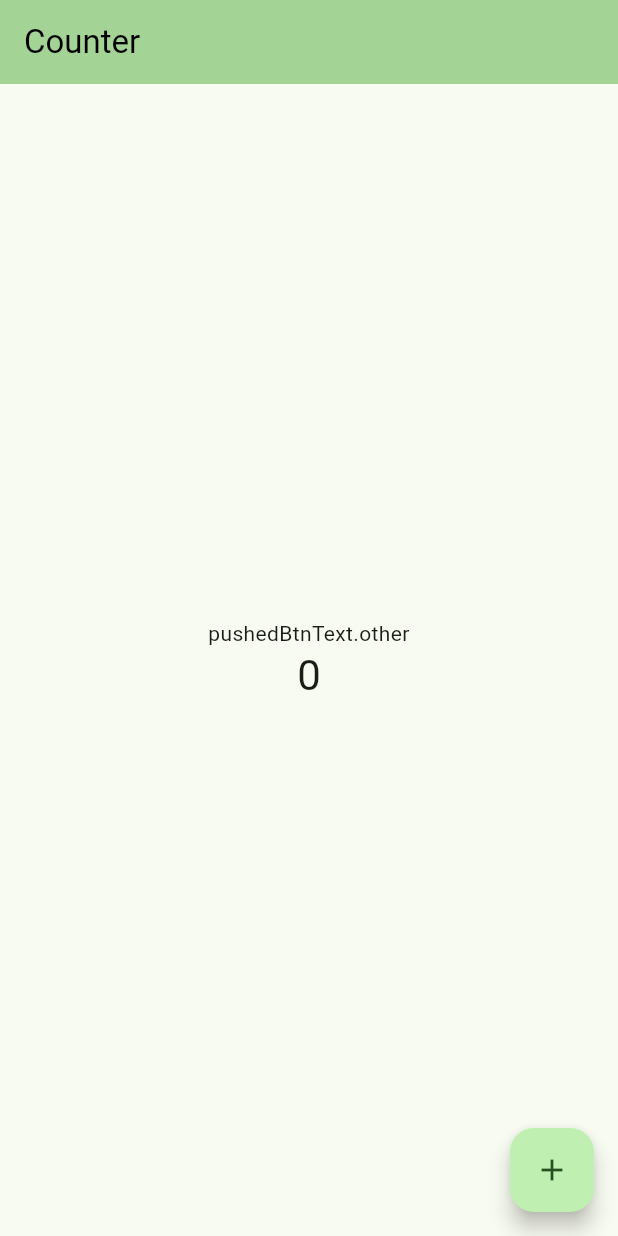
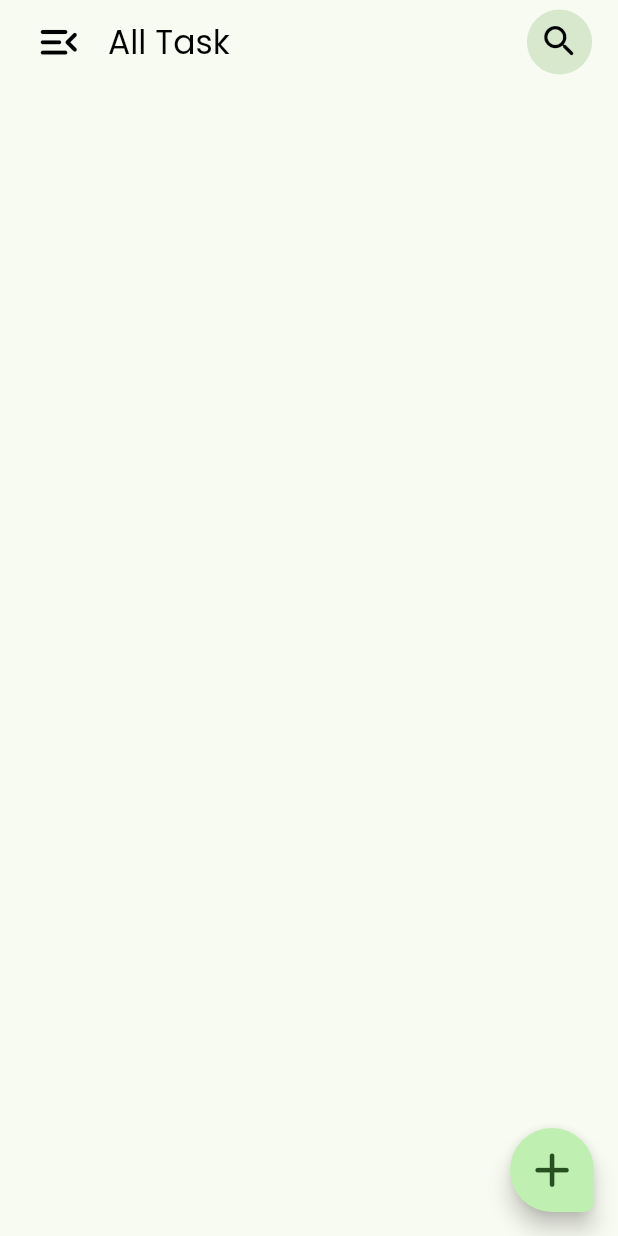
Before and after one commit to AnonX9/dark_todo_app, a Flutter app: the CounterApp screen opened by its route, on a phone screen of 412 x 824 dp. Run offline on Flutter 3.47's test engine with Material 3 defaults, Android fonts, the phone set to English and light mode, and no system bars; our stand-ins replace connectivity_plus, dio, easy_localization, flex_color_scheme, flutter_animate, flutter_riverpod and 8 more; missing offline and left inert: talker_dio_logger; generated files the repository leaves out were written again; Roboto replaces fonts that are missing (Ubuntu); statements that could not run were skipped.

Commit message:
feat: add app bar and fab on home

```diff
--- a/lib/core/app_entry.dart
+++ b/lib/core/app_entry.dart
@@ -21,10 +21,11 @@ class AppEntry extends ConsumerWidget {
     return Sizer(
       builder: (context, orientation, deviceType) => MaterialApp.router(
         routerConfig: router,
-        title: 'Flutter Demo',
+        title: 'Modern Todo App',
         theme: lightTheme,
         darkTheme: darkTheme,
         scaffoldMessengerKey: networkSnackbarKey,
+        debugShowCheckedModeBanner: false,
         localizationsDelegates: context.localizationDelegates,
         supportedLocales: context.supportedLocales,
         locale: context.locale,
--- a/lib/src/home/presentation/home_page.dart
+++ b/lib/src/home/presentation/home_page.dart
@@ -1,40 +1,52 @@
-import 'package:easy_localization/easy_localization.dart';
 import 'package:flutter/material.dart';
 import 'package:flutter_riverpod/flutter_riverpod.dart';
-import 'package:flutter_riverpod_starter/src/home/presentation/providers/counter_provider.dart';
+import 'package:flutter_riverpod_starter/utils/sizer/sizer.dart';
 
 class CounterApp extends ConsumerWidget {
   const CounterApp({super.key});
 
   @override
   Widget build(BuildContext context, WidgetRef ref) {
-    final counterNotifier = ref.watch(counterProvider);
-    final counter = counterNotifier.counter;
-
     return Scaffold(
       appBar: AppBar(
-        backgroundColor: Theme.of(context).colorScheme.inversePrimary,
-        title: Text('counterAppTitle'.tr()),
+        backgroundColor: Colors.transparent,
+        title: Text(
+          "All Task",
+        ),
+        leading: Padding(
+          padding: const EdgeInsets.only(left: 15),
+          child: IconButton(
+            onPressed: () {},
+            icon: Icon(
+              Icons.menu_open_rounded,
+              size: 24.sp,
+            ),
+          ),
+        ),
+        actions: [
+          Padding(
+            padding: const EdgeInsets.only(right: 15),
+            child: IconButton.filledTonal(
+              onPressed: () {},
+              icon: Icon(Icons.search_rounded),
+              iconSize: 20.sp,
+            ),
+          ),
+        ],
       ),
-      body: Center(
-        child: Column(
-          mainAxisAlignment: MainAxisAlignment.center,
-          children: <Widget>[
-            Text(plural('pushedBtnText', 0), textAlign: TextAlign.center),
-            Text(
-              '${counter}',
-              style: Theme.of(context).textTheme.headlineMedium,
-            ),
-          ],
+      body: Container(),
+      floatingActionButton: FloatingActionButton(
+        onPressed: () {},
+        child: Icon(Icons.add_rounded, size: 28.sp),
+        shape: RoundedRectangleBorder(
+          borderRadius: BorderRadius.only(
+            topLeft: Radius.circular(100),
+            topRight: Radius.circular(100),
+            bottomLeft: Radius.circular(100),
+            bottomRight: Radius.circular(25),
+          ),
         ),
       ),
-      floatingActionButton: FloatingActionButton(
-        onPressed: () async {
-          counterNotifier.incrementCounter();
-        },
-        tooltip: 'tooltip'.tr(),
-        child: const Icon(Icons.add),
-      ), // This trailing comma makes auto-formatting nicer for build methods.
     );
   }
 }
--- a/lib/theme/dark_theme.dart
+++ b/lib/theme/dark_theme.dart
@@ -28,5 +28,5 @@ final darkTheme = FlexThemeData.dark(
       .comfortablePlatformDensity, // Visual density configuration
   useMaterial3: true, // Use Material 3 design
   swapLegacyOnMaterial3: true, // Swap legacy styles on Material 3
-  fontFamily: GoogleFonts.ubuntu().fontFamily, // Custom font family
+  fontFamily: GoogleFonts.poppins().fontFamily, // Custom font family
 );
--- a/lib/theme/light_theme.dart
+++ b/lib/theme/light_theme.dart
@@ -32,5 +32,5 @@ final lightTheme = FlexThemeData.light(
       .comfortablePlatformDensity, // Visual density configuration
   useMaterial3: true, // Use Material 3 design
   swapLegacyOnMaterial3: true, // Swap legacy styles on Material 3
-  fontFamily: GoogleFonts.ubuntu().fontFamily, // Custom font family
+  fontFamily: GoogleFonts.poppins().fontFamily, // Custom font family
 );
--- a/lib/utils/extensions/app_extensions.dart
+++ b/lib/utils/extensions/app_extensions.dart
@@ -1,4 +1,4 @@
-import 'package:flutter/cupertino.dart';
+import 'package:flutter/material.dart';
 
 extension SizedBoxExtention on num {
   SizedBox get height => SizedBox(
```
